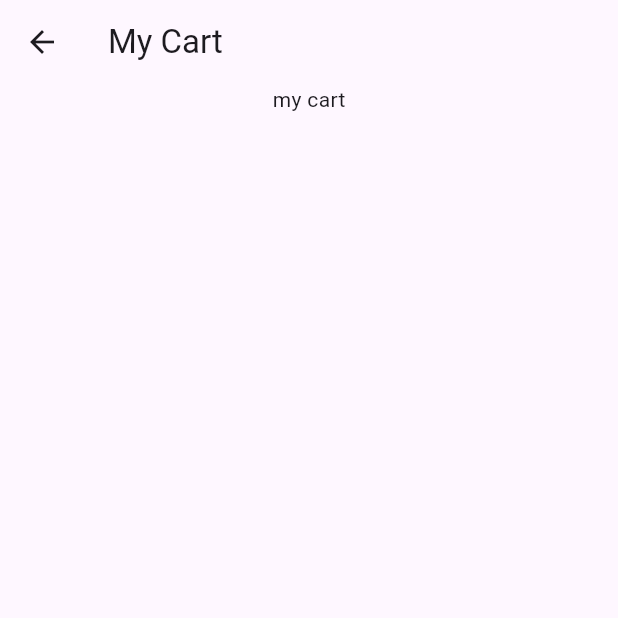
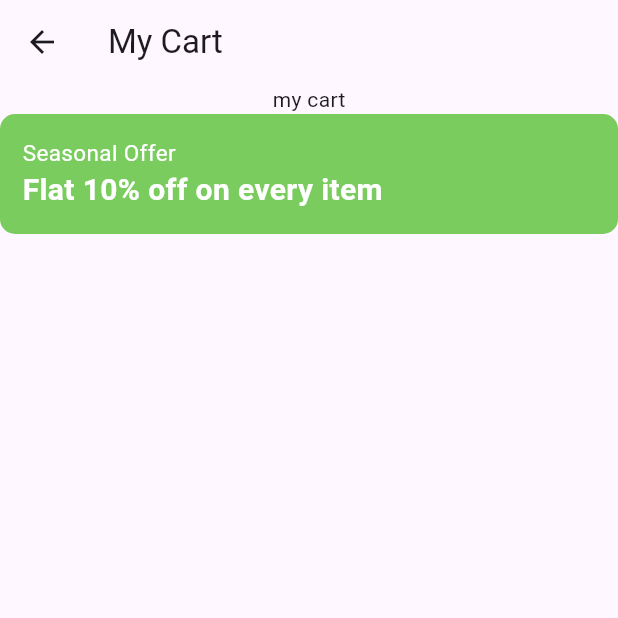
Before and after one commit to SadhanaKarki/Fruitables, a Flutter app: the MyCart screen opened directly, on a phone screen of 412 x 824 dp, the top half of it. Run offline on Flutter 3.47's test engine with Material 3 defaults, Android fonts, the phone set to English and light mode, and no system bars; our stand-ins replace share_plus, shared_preferences; accounts and stored records are empty.

Commit message:
implemented cart

```diff
--- a/lib/view/vsrt/csrt.dart
+++ b/lib/view/vsrt/csrt.dart
@@ -14,7 +14,37 @@ class MyCart extends StatelessWidget {
           child: Container(
             child: Text("my cart"),
           ),
-        )
+        ),
+
+        Container(
+
+                  width: double.infinity,
+
+                  padding: EdgeInsets.all(15),
+                  decoration: BoxDecoration(
+                    borderRadius: BorderRadius.circular(10),
+                    color: const Color.fromARGB(255, 122, 204, 95),
+                  ),
+                  child: Column(
+                    mainAxisAlignment: MainAxisAlignment.center,
+                    crossAxisAlignment: CrossAxisAlignment.start,
+
+                    children: [
+                      Text(
+                        "Seasonal Offer",
+                        style: TextStyle(fontSize: 15, color: Colors.white),
+                      ),
+                      Text(
+                        "Flat 10% off on every item",
+                        style: TextStyle(
+                          fontSize: 20,
+                          fontWeight: FontWeight.w600,
+                          color: Colors.white,
+                        ),
+                      ),
+                    ],
+                  ),
+                ),
       ],),
     );
   }
```
